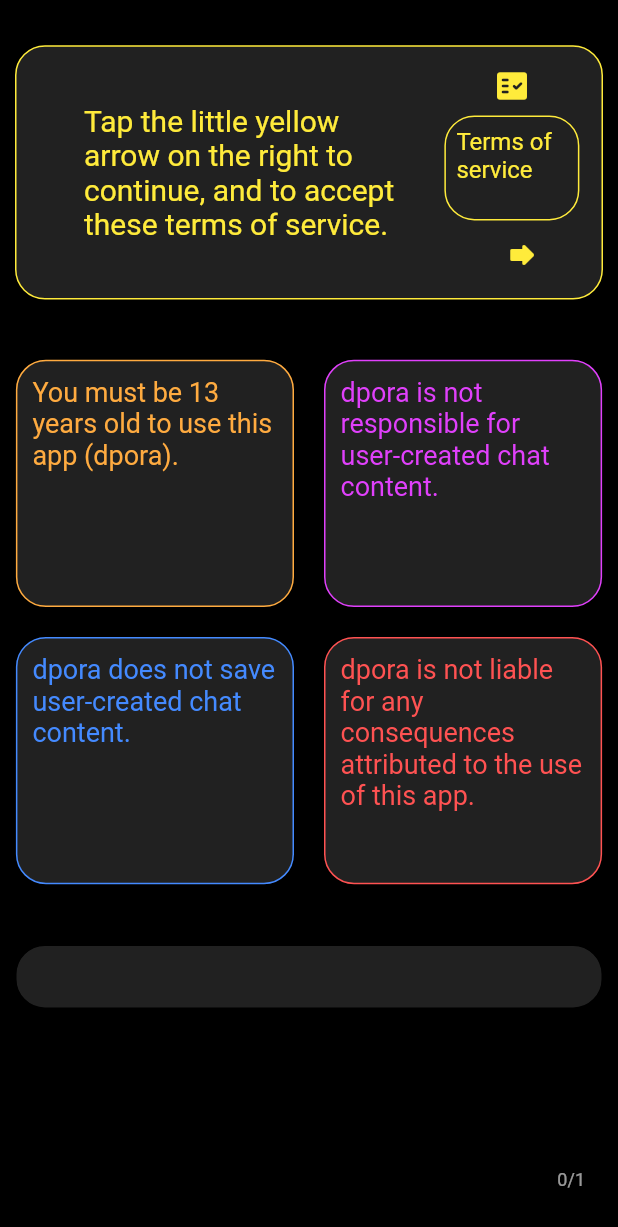
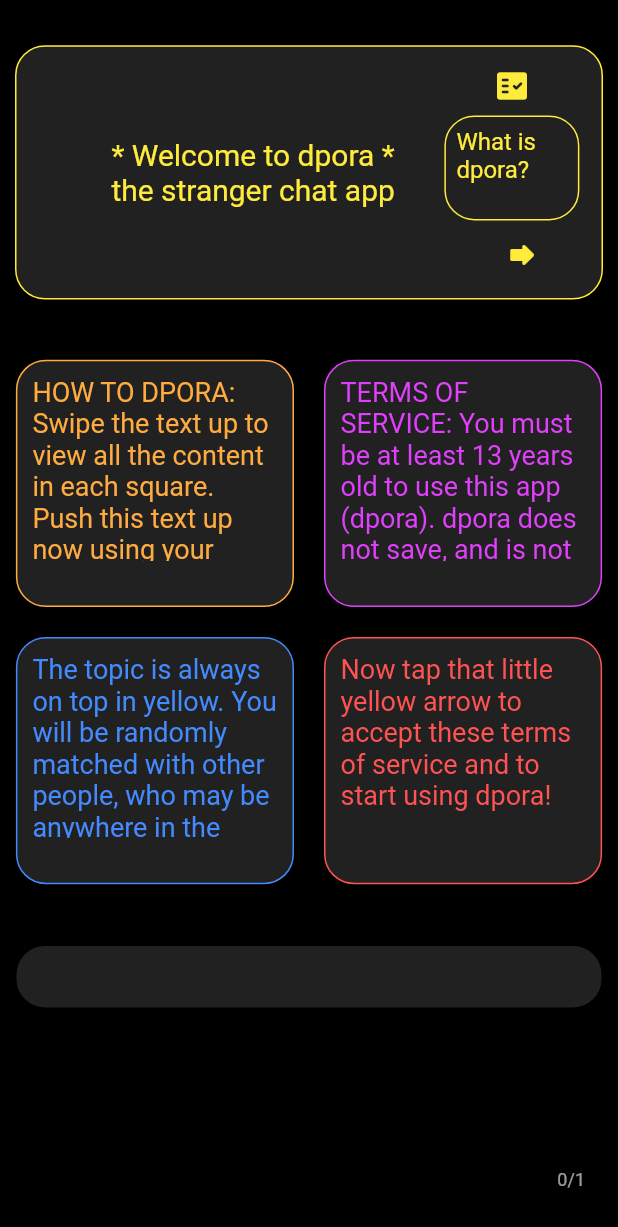
Before and after one commit to cosmobi/dpora, a Flutter app: the screen it shows after launch, on a phone screen of 412 x 824 dp. Shown: the top 1227 px of the screen. Run offline on Flutter 3.47's test engine with Material 2 defaults, Android fonts, the phone set to English and light mode, and no system bars; our stand-ins replace connectivity, firebase_auth, firebase_core, firebase_database, share_plus; accounts and stored records are empty.

Commit message:
Cosmetic changes and bug fixes (core components complete)

```diff
--- a/lib/main.dart
+++ b/lib/main.dart
@@ -101,17 +101,6 @@ final GlobalKey<ScaffoldMessengerState> rootScaffoldMessengerKey =
     GlobalKey<ScaffoldMessengerState>();
 bool waitStatus = false;
 // Snackbar Notifications
-final snackBarNewGroup = SnackBar(
-  content: const Text('Successfully entered a new group'),
-  shape: RoundedRectangleBorder(
-    borderRadius: BorderRadius.only(
-      topLeft: Radius.circular(10.0),
-      topRight: Radius.circular(10.0),
-    ),
-  ),
-  backgroundColor: Colors.yellow,
-  duration: const Duration(seconds: 4),
-);
 final snackBarWait2Post = SnackBar(
   content: const Text('Wait for your last post to disappear'),
   shape: RoundedRectangleBorder(
@@ -409,8 +398,6 @@ class _DporaAppState extends State<DporaApp> {
         });
       }
     });
-    // show success
-    rootScaffoldMessengerKey.currentState.showSnackBar(snackBarNewGroup);
   }
 
   void updateVacancy(groupName, seatColor, seatCount, v) {
@@ -422,7 +409,7 @@ class _DporaAppState extends State<DporaApp> {
     String seatKey = seatColor + '-vacancy';
     if (v == false) {
       seatCount--; // decrement
-      userStatus = userStatus + ' entered ]';
+      userStatus = 'a new ' + userStatus + ' entered ]';
     } else {
       seatCount++; // increment
       userStatus = userStatus + ' exited ]';
@@ -553,8 +540,8 @@ class _DporaAppState extends State<DporaApp> {
           var bootee = entry.key;
           // Increment boot count
           firebaseRTDB.child('dporians').child('$bootee').update({
-          'boots': ServerValue.increment(1),
-          'bootstamp': ServerValue.timestamp
+            'boots': ServerValue.increment(1),
+            'bootstamp': ServerValue.timestamp
           }).catchError((onBootError) {
             print(onBootError);
           });
@@ -1131,19 +1118,21 @@ class _DporaAppState extends State<DporaApp> {
       randomStimulus();
     } else {
       // Show Terms of service to first time users of this app installation
-      stimulusContent =
-          'Tap the little yellow arrow on the right to continue, and to accept these terms of service.';
-      stimulusInstructions = 'Terms of service';
+      stimulusContent = '* Welcome to dpora *\nthe stranger chat app';
+      stimulusInstructions = 'What is dpora?';
       // This sets up the basic Terms and Conditions screen before login
       userColor = Colors.black; // to hide it
-      tileTextLT = 'You must be 13 years old to use this app (dpora).';
+      tileTextLT =
+          'HOW TO DPORA: Swipe the text up to view all the content in each square. Push this text up now using your finger or cursor. If the text does not scroll, that means you are already viewing all the content. The blue square should have enough text for you to test scrolling.';
       textColorLT = Colors.orangeAccent;
-      tileTextLB = 'dpora does not save user-created chat content.';
+      tileTextLB =
+          'The topic is always on top in yellow. You will be randomly matched with other people, who may be anywhere in the world, to discuss the topic. All comments disappear after 30 seconds! So talk openly, but be respectful. You may mute a person\'s comments by tapping the icon under their text. The next topic will appear after enough of your group taps the little yellow arrow.';
       textColorLB = Colors.blueAccent;
-      tileTextRT = 'dpora is not responsible for user-created chat content.';
+      tileTextRT =
+          'TERMS OF SERVICE: You must be at least 13 years old to use this app (dpora). dpora does not save, and is not responsible for, user-created chat content. dpora is also not liable for any consequences attributed to the use of this app.';
       textColorRT = Colors.purpleAccent;
       tileTextRB =
-          'dpora is not liable for any consequences attributed to the use of this app.';
+          'Now tap that little yellow arrow to accept these terms of service and to start using dpora!';
       textColorRB = Colors.redAccent;
     }
 
@@ -1260,9 +1249,10 @@ in the world. Once a comment
 disappears, it's gone! So talk
 openly, but be respectful.
 
-When 3 people tap the yellow arrow,
-the next topic will appear. Tap the
-About link above for more info.
+When enough of your group tap
+the yellow arrow, the next topic
+will appear. Tap the About
+link above for more info.
 ''',
                         style: TextStyle(
                           fontSize: 16,
@@ -1403,69 +1393,87 @@ About link above for more info.
   }
 
   // Show the appropriate icon for each stimuli category
-  Widget _icon(stimulusCategory) {
+  Widget _icon(stimulusCategory, textSize) {
+  double categoryIconSize = 24.0; // normal size
+    if (textSize > 25.0) {
+      // Show larger icons for horizontal view.
+      // "double the double" value
+      categoryIconSize = 48.0;
+    }
     if (stimulusCategory == 'ads') {
       return Icon(
         Icons.local_offer_rounded,
         color: Colors.yellow,
+        size: categoryIconSize,
       );
     } else if (stimulusCategory == 'debates') {
       return Icon(
         Icons.gavel_rounded,
         color: Colors.yellow,
+        size: categoryIconSize,
       );
     } else if (stimulusCategory == 'games') {
       return Icon(
         Icons.casino_rounded,
         color: Colors.yellow,
+        size: categoryIconSize,
       );
     } else if (stimulusCategory == 'jokes') {
       return Icon(
         Icons.emoji_emotions_rounded,
         color: Colors.yellow,
+        size: categoryIconSize,
       );
     } else if (stimulusCategory == 'news') {
       return Icon(
         Icons.speaker_notes_rounded,
         color: Colors.yellow,
+        size: categoryIconSize,
       );
     } else if (stimulusCategory == 'passion') {
       return Icon(
         Icons.thumbs_up_down_rounded,
         color: Colors.yellow,
+        size: categoryIconSize,
       );
     } else if (stimulusCategory == 'personal') {
       return Icon(
         Icons.emoji_people_rounded,
         color: Colors.yellow,
+        size: categoryIconSize,
       );
     } else if (stimulusCategory == 'ponder') {
       return Icon(
         Icons.psychology_rounded,
         color: Colors.yellow,
+        size: categoryIconSize,
       );
     } else if (stimulusCategory == 'proverbs') {
       return Icon(
         Icons.history_edu_rounded,
         color: Colors.yellow,
+        size: categoryIconSize,
       );
     } else if (stimulusCategory == 'quotes') {
       return Icon(
         Icons.format_quote_rounded,
         color: Colors.yellow,
+        size: categoryIconSize,
       );
     } else if (stimulusCategory == 'share') {
       return Icon(
         Icons.group_rounded,
         color: Colors.yellow,
+        size: categoryIconSize,
       );
     } else {
       // Trivia or Myths
-      // Terms and Conditions
+      // Terms of service
       // No Internet Connection
       return Icon(
         Icons.fact_check_rounded,
         color: Colors.yellow,
+        size: categoryIconSize,
       );
     }
   }
@@ -1480,13 +1488,12 @@ About link above for more info.
       });
     }
     // instructions text is 5 points smaller than stimulus text
-    double instructionSize;
-    if (textSize < 30) {
-      // probably vertical view
-      instructionSize = textSize - 4;
-    } else {
+    double instructionSize = textSize - 4; // vertical view
+    double _iconSize = 24.0; // normal size
+    if (textSize > 25.0) {
       // probably horizontal view
       instructionSize = textSize / 2;
+      _iconSize = 38.0;
     }
     // Hide non-essential icons from non-authenicated users
     if (auth.currentUser == null) {
@@ -1522,6 +1529,7 @@ About link above for more info.
                   icon: Icon(
                     Icons.menu_rounded,
                     color: iconColor,
+                    size: _iconSize,
                   ),
                   padding: EdgeInsets.zero, // need for alignment
                   tooltip: 'Φ Menu',
@@ -1536,6 +1544,7 @@ About link above for more info.
                   icon: Icon(
                     Icons.share_rounded,
                     color: iconColor,
+                    size: _iconSize,
                   ),
                   padding: EdgeInsets.zero, // need for alignment
                   tooltip: 'Share Topic',
@@ -1551,6 +1560,7 @@ About link above for more info.
               //   icon: Icon(
               //     Icons.threesixty_rounded,
               //     color: iconColor,
+              //     size: _iconSize,
               //   ),
               //   padding: EdgeInsets.zero, // need for alignment
               //   tooltip: 'New Group & Topic',
@@ -1564,6 +1574,7 @@ About link above for more info.
               //     icon: Icon(
               //       Icons.not_interested_rounded,
               //       color: iconColor,
+              //       size: _iconSize,
               //     ),
               //     padding: EdgeInsets.zero, // need for alignment
               //     tooltip: 'Something is wrong!',
@@ -1592,7 +1603,8 @@ About link above for more info.
             mainAxisSize: MainAxisSize.max,
             mainAxisAlignment: MainAxisAlignment.spaceAround,
             children: [
-              _icon(stimulusCategory), // Shows the appropriate icon
+              // Shows the appropriate icon & size
+              _icon(stimulusCategory, textSize),
               Container(
                 padding: EdgeInsets.all(7.0),
                 decoration: BoxDecoration(
@@ -1616,7 +1628,6 @@ About link above for more info.
                   style: TextStyle(
                     fontSize: textSize,
                     color: iconColor,
-                    //letterSpacing: 1.5,
                     fontWeight: FontWeight.bold,
                   ),
                   textAlign: TextAlign.center,
@@ -1628,6 +1639,7 @@ About link above for more info.
                     icon: Icon(
                       Icons.forward_rounded,
                       color: Colors.yellow,
+                      size: _iconSize,
                     ),
                     padding: EdgeInsets.zero, // need for alignment
                     tooltip: 'Next Topic',
@@ -1675,7 +1687,7 @@ About link above for more info.
     int _timeUntilFade = 20;
     int _fadeDuration = 10;
     double clearIconSize = 14.0;
-    int maxCharacters = 100;
+    int maxCharacters = 250;
     if (auth.currentUser == null) {
       boxBGColor = Colors.black;
       clearIconSize = 0.0;
@@ -1713,6 +1725,7 @@ About link above for more info.
             icon: Icon(
               Icons.clear,
               size: clearIconSize,
+              color: userColor,
             ),
           ),
         ),
@@ -1779,10 +1792,16 @@ About link above for more info.
     String muteStatus = '';
     // If tile is vacant, don't show its color
     Color _iconColor = iconColor;
-    // If tile is muted, don't show its contents
+    // If tile is muted or vacant,
+    // hide its contents or box border
     Color _textColor = textColor;
+    double iconSize = 24.0; // normal size
+    if (textSize > 25.0) {
+      // make iconSize larger for horizontal
+      iconSize = 32.0;
+    }
     if (tileVacancy == true) {
-      if (auth.currentUser != null) {
+      if (registered == true) {
         // hide chat text but not Terms of service
         _textColor = boxBGColor;
       }
@@ -1811,15 +1830,15 @@ About link above for more info.
         }
         // Show literal mute status
         if (muteCount == 0) {
-          muteStatus = 'Group never muted';
+          muteStatus = ' Not muted by group';
         } else if (muteCount == 1) {
-          muteStatus = 'Group muted once';
+          muteStatus = ' Group muted once';
         } else if (muteCount == 2) {
-          muteStatus = 'Group muted twice';
+          muteStatus = ' Group muted twice';
         } else if (muteCount == 3) {
-          muteStatus = 'Group muted thrice';
+          muteStatus = ' Group muted thrice';
         } else if (muteCount == 4) {
-          muteStatus = 'Whole group muted';
+          muteStatus = ' Whole group muted';
         }
         // Unmute new member if assigned to a muted color tile
         if (muteCount == 0 && _iconColor == Colors.grey) {
@@ -1835,7 +1854,7 @@ About link above for more info.
       padding: EdgeInsets.all(10.0),
       margin: EdgeInsets.all(10.0),
       decoration: BoxDecoration(
-        border: Border.all(color: textColor),
+        border: Border.all(color: _textColor),
         borderRadius: BorderRadius.all(Radius.circular(20)),
         color: boxBGColor,
       ),
@@ -1862,6 +1881,7 @@ About link above for more info.
                 icon: Icon(
                   Icons.not_interested_rounded,
                   color: _iconColor,
+                  size: iconSize,
                 ),
                 padding: EdgeInsets.zero, // need for alignment
                 tooltip: 'Toggle Mute Status',
@@ -2005,7 +2025,7 @@ About link above for more info.
       muteCountRB) {
     final allTileHeight = 0.33; // 33% screen height
     final allTileWidth = 0.21; // 21% screen width
-    final allTextSize = 26.0; // 26 font size for chatters
+    final allTextSize = 32.0; // 26 font size for chatters
     return Column(mainAxisAlignment: MainAxisAlignment.spaceEvenly, children: [
       Row(
         mainAxisAlignment: MainAxisAlignment.center,
@@ -2016,12 +2036,12 @@ About link above for more info.
               Container(
                 height: MediaQuery.of(context).size.height * 0.355, //35.5%
                 width: MediaQuery.of(context).size.width / 2.0,
-                child: _stimulus(32.0), // stimulus text size
+                child: _stimulus(38.0), // stimulus text size
               ),
               Container(
                 height: MediaQuery.of(context).size.height * 0.355,
                 width: MediaQuery.of(context).size.width / 2.0,
-                child: _userOutput(26.0), // font size 26
+                child: _userOutput(32.0), // font size 26
               ),
             ],
           ),
```
Also changed, not shown: notes/rules.json (+7 -7 lines).
